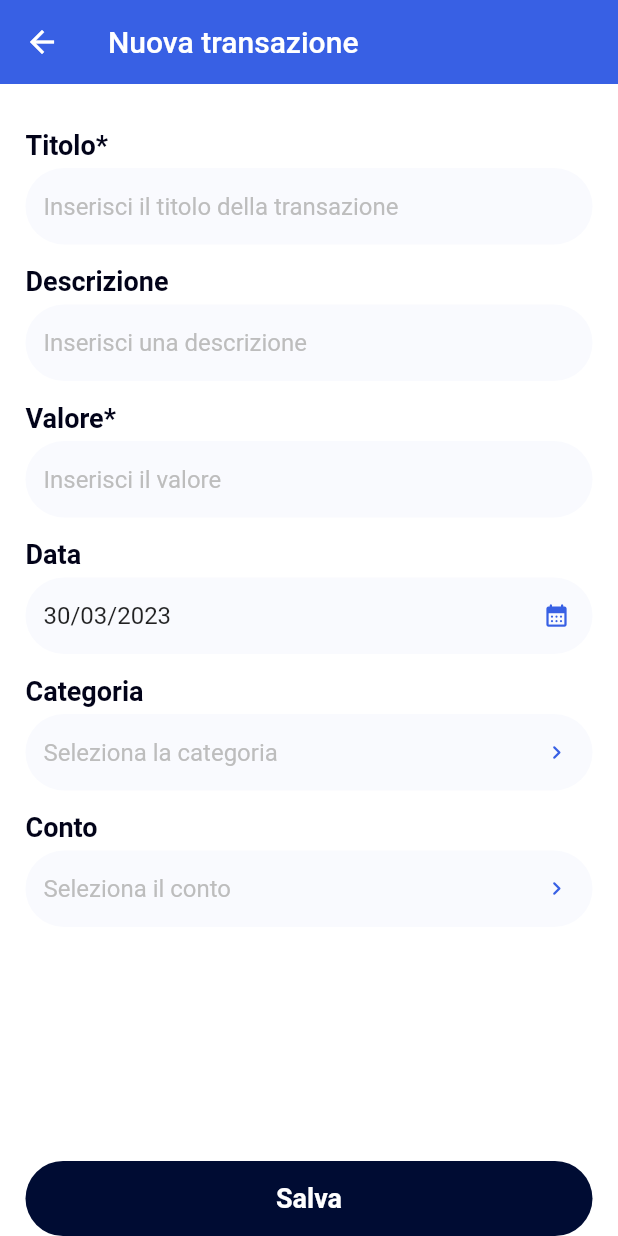
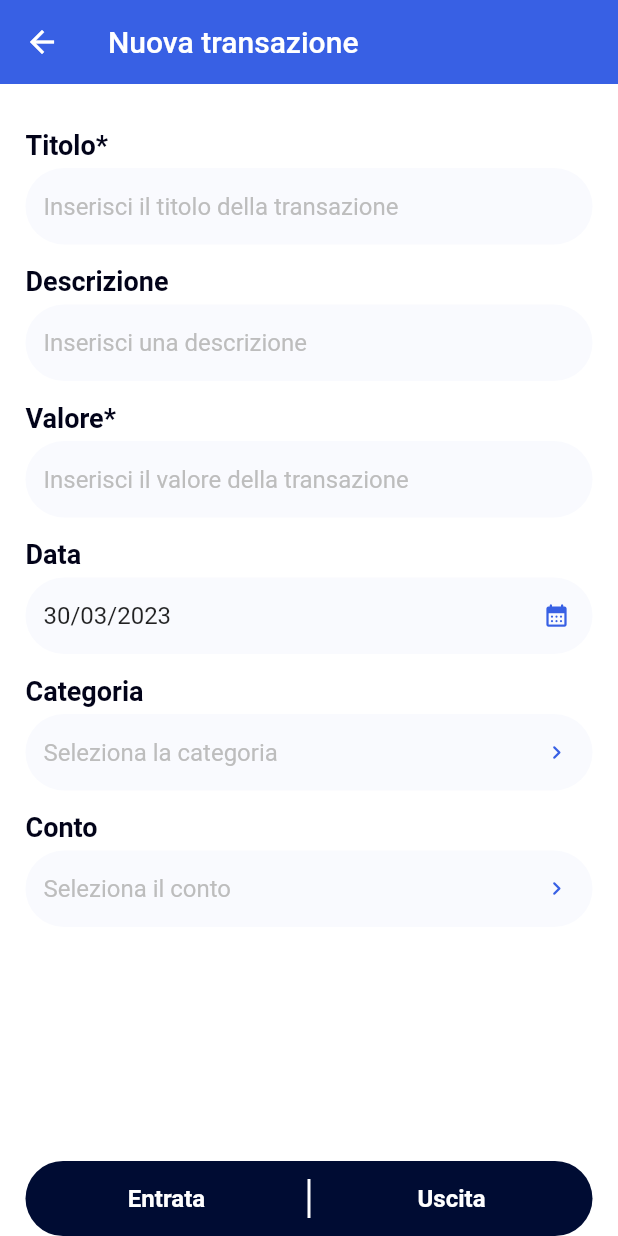
Before and after one commit to ernestodecrecchio/Moneye-Money-Manager, a Flutter app: the NewTransactionPage screen opened by its route, on a phone screen of 412 x 824 dp. Run offline on Flutter 3.47's test engine with Material 2 defaults, Android fonts, the phone set to English and light mode, and no system bars; our stand-ins replace fl_chart, font_awesome_flutter, salomon_bottom_bar, sqflite; accounts and stored records are empty.

Commit message:
Improved add transaction button

```diff
--- a/expense_tracker/lib/pages/new_transaction_flow/new_transaction_page.dart
+++ b/expense_tracker/lib/pages/new_transaction_flow/new_transaction_page.dart
@@ -110,9 +110,9 @@ class _NewTransactionPageState extends State<NewTransactionPage> {
             CustomTextField(
               controller: valueInput,
               label: 'Valore*',
-              hintText: 'Inserisci il valore',
+              hintText: 'Inserisci il valore della transazione',
               textInputFormatters: <TextInputFormatter>[
-                FilteringTextInputFormatter.allow(RegExp(r'(^[-,+]?\d*\.?\d*)'))
+                FilteringTextInputFormatter.allow(RegExp(r'^\d+\.?\d*'))
               ],
               keyboardType: const TextInputType.numberWithOptions(
                   signed: true, decimal: true),
@@ -197,38 +197,72 @@ class _NewTransactionPageState extends State<NewTransactionPage> {
   }
 
   Widget _buildSaveButton() {
-    return SizedBox(
+    return Container(
+      clipBehavior: Clip.antiAlias,
       height: 50,
       width: double.infinity,
-      child: ElevatedButton(
+      decoration: BoxDecoration(
+        color: CustomColors.darkBlue,
+        borderRadius: BorderRadius.circular(25),
+      ),
+      child: Row(
+        mainAxisAlignment: MainAxisAlignment.center,
+        children: [
+          Expanded(
+            child: TextButton(
               onPressed: () {
                 if (_formKey.currentState!.validate()) {
-            _saveNewTransaction();
+                  _saveNewTransaction(income: true);
                 }
               },
-        style: ElevatedButton.styleFrom(
-          elevation: 0,
-          backgroundColor: CustomColors.darkBlue,
-          shape: RoundedRectangleBorder(
-            borderRadius: BorderRadius.circular(25),
-          ),
-        ),
               child: const Text(
-          'Salva',
+                'Entrata',
                 style: TextStyle(
-            fontSize: 18,
+                  color: Colors.white,
+                  fontSize: 16,
                   fontWeight: FontWeight.w600,
                 ),
               ),
             ),
+          ),
+          Container(
+            width: 2,
+            margin: const EdgeInsets.symmetric(vertical: 12),
+            height: double.infinity,
+            color: Colors.white,
+          ),
+          Expanded(
+            child: TextButton(
+              onPressed: () {
+                if (_formKey.currentState!.validate()) {
+                  _saveNewTransaction(income: false);
+                }
+              },
+              child: const Text(
+                'Uscita',
+                style: TextStyle(
+                  color: Colors.white,
+                  fontSize: 16,
+                  fontWeight: FontWeight.w600,
+                ),
+              ),
+            ),
+          ),
+        ],
+      ),
     );
   }
 
-  _saveNewTransaction() {
+  _saveNewTransaction({required bool income}) {
+    final transactionValue =
+        income ? double.parse(valueInput.text) : -double.parse(valueInput.text);
+
+    print(transactionValue);
+
     Provider.of<TransactionProvider>(context, listen: false)
         .addNewTransaction(
             title: titleInput.text,
-            value: double.parse(valueInput.text),
+            value: transactionValue,
             date: selectedDate,
             category: selectedCategory,
             account: selectedAccount)
```
Lines whose indentation alone changed are shown as unchanged.
